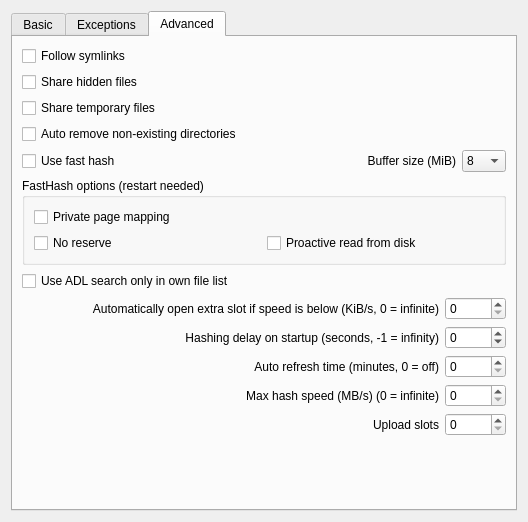
First picture: the form in eiskaltdcpp-qt/ui/UISettingsSharing.ui, repository eiskaltdcpp/eiskaltdcpp, before the edit.
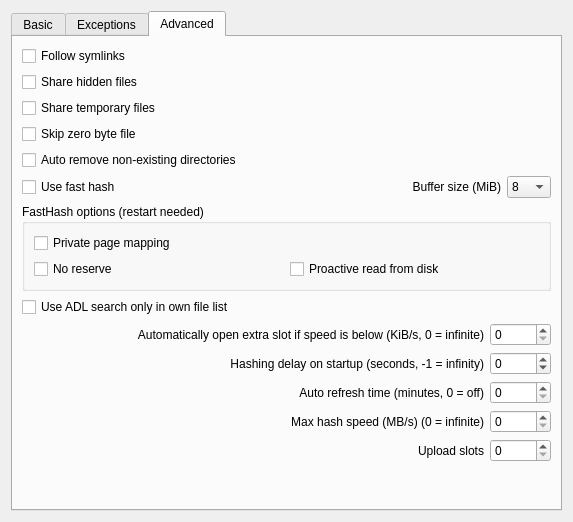
Second picture: the form after the edit. The open tabs and pages were chosen to show the change.

Commit message: Core && Qt: add option for skip share zero byte files

Patch:
```diff
--- a/eiskaltdcpp-qt/ui/UISettingsSharing.ui
+++ b/eiskaltdcpp-qt/ui/UISettingsSharing.ui
@@ -6,7 +6,7 @@
    <rect>
     <x>0</x>
     <y>0</y>
-    <width>528</width>
+    <width>573</width>
     <height>522</height>
    </rect>
   </property>
@@ -240,6 +240,13 @@
          </property>
         </widget>
        </item>
+       <item>
+        <widget class="QCheckBox" name="checkBox_SHARE_SKIP_ZERO_BYTE">
+         <property name="text">
+          <string>Skip zero byte file</string>
+         </property>
+        </widget>
+       </item>
        <item>
         <widget class="QCheckBox" name="checkBox_AUTOREMOVE">
          <property name="text">
```
The commit also changes 4 other files.
